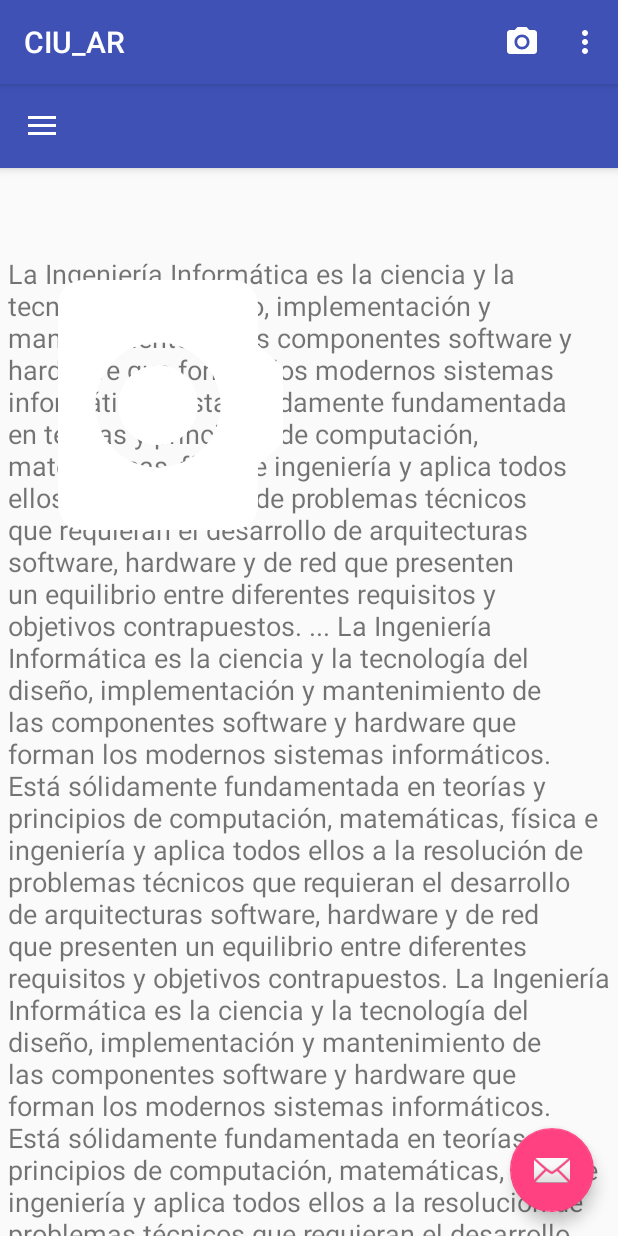
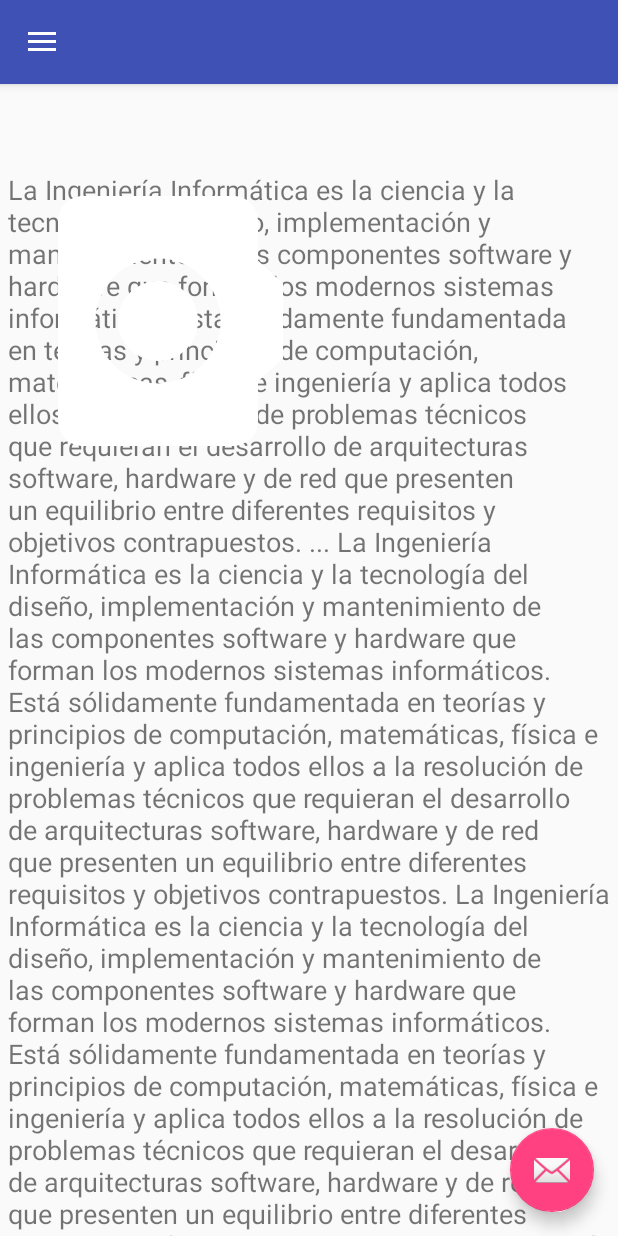
Before and after one commit to StefanoMazzuka/CIU_AR, an Android app: the screen it shows after launch (MainActivity), on a phone screen of 412 x 824 dp. Run offline under Robolectric (Android 15) with nearby library versions, the phone set to English and light mode, and no system bars; libraries missing offline, so code that uses them is left out: org.tensorflow.contrib; 1 statement that could not run was skipped.

```diff
--- a/app/src/main/java/com/ar/ciu/ciuar/MainActivity.kt
+++ b/app/src/main/java/com/ar/ciu/ciuar/MainActivity.kt
@@ -89,7 +89,7 @@ class MainActivity : AppCompatActivity(), NavigationView.OnNavigationItemSelecte
 
     private fun init() {
         createClassifier()
-        takePhoto()
+        //takePhoto()
     }
 
     private fun createClassifier() {
@@ -235,7 +235,7 @@ prate fun getColorFromResult(result: String): Int {
 
             }
             R.id.nav_manage -> {
-
+                takePhoto()
             }
             R.id.nav_share -> {
 
--- a/app/src/main/res/layout/app_bar_main.xml
+++ b/app/src/main/res/layout/app_bar_main.xml
@@ -19,8 +19,6 @@
         android:background="?attr/colorPrimary"
         app:popupTheme="@style/AppTheme.PopupOverlay" />
 
-
-
     </android.support.design.widget.AppBarLayout>
 
     <include layout="@layout/content_main" />
--- a/app/src/main/res/values/styles.xml
+++ b/app/src/main/res/values/styles.xml
@@ -1,7 +1,7 @@
 <resources>
 
     <!-- Base application theme. -->
-    <style name="AppTheme" parent="Theme.AppCompat.Light.DarkActionBar">
+    <style name="AppTheme" parent="Theme.AppCompat.Light.NoActionBar">
         <!-- Customize your theme here. -->
         <item name="colorPrimary">@color/colorPrimary</item>
         <item name="colorPrimaryDark">@color/colorPrimaryDark</item>
```
Lines whose indentation alone changed are shown as unchanged.
